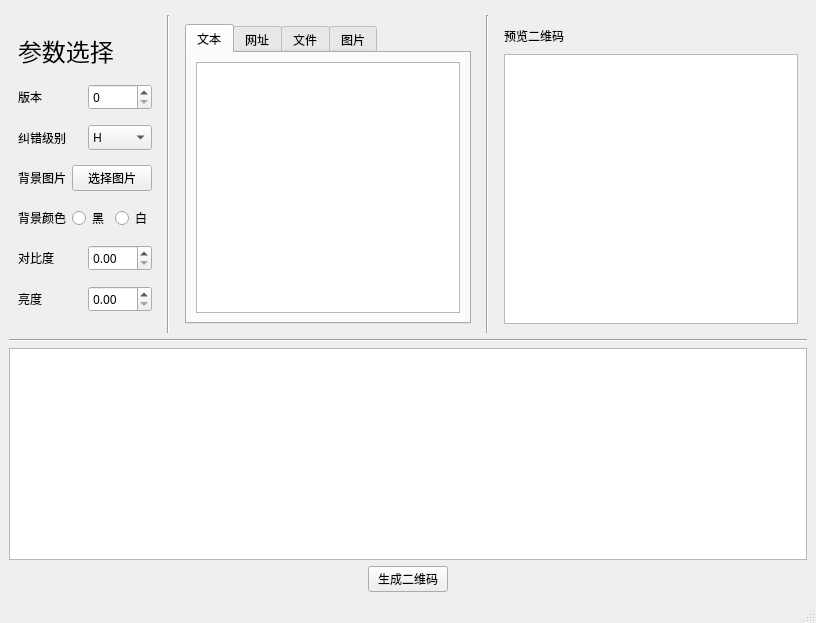
First picture: the form in main_window.ui, repository yoeelingBin/FantasticQR, before the edit.
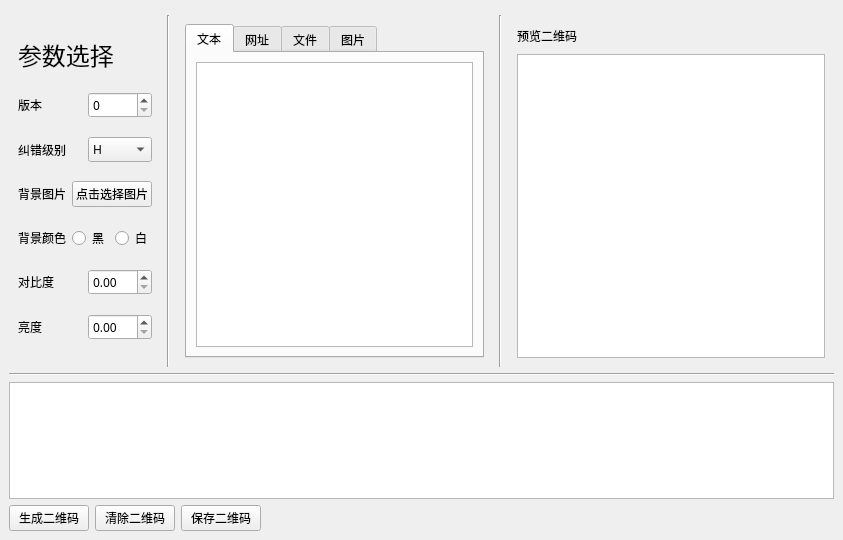
Second picture: the form after the edit.

The edit to the form file:
```diff
--- a/main_window.ui
+++ b/main_window.ui
@@ -6,15 +6,15 @@
    <rect>
     <x>0</x>
     <y>0</y>
-    <width>816</width>
-    <height>623</height>
+    <width>843</width>
+    <height>540</height>
    </rect>
   </property>
   <property name="windowTitle">
    <string>Fantastic QR</string>
   </property>
   <widget class="QWidget" name="centralwidget">
-   <layout class="QVBoxLayout" name="verticalLayout_3" stretch="0,3,0,2,0">
+   <layout class="QVBoxLayout" name="verticalLayout_3" stretch="0,3,0,1,0">
     <item>
      <widget class="Line" name="line">
       <property name="orientation">
@@ -140,7 +140,7 @@
                 </font>
                </property>
                <property name="text">
-                <string>选择图片</string>
+                <string>点击选择图片</string>
                </property>
               </widget>
              </item>
@@ -405,11 +405,47 @@
         </property>
        </widget>
       </item>
+      <item>
+       <widget class="QPushButton" name="clearqr_button">
+        <property name="font">
+         <font>
+          <family>苹方 中等</family>
+         </font>
+        </property>
+        <property name="text">
+         <string>清除二维码</string>
+        </property>
+       </widget>
+      </item>
+      <item>
+       <widget class="QPushButton" name="saveqr_button">
+        <property name="font">
+         <font>
+          <family>苹方 中等</family>
+         </font>
+        </property>
+        <property name="text">
+         <string>保存二维码</string>
+        </property>
+       </widget>
+      </item>
+      <item>
+       <spacer name="horizontalSpacer">
+        <property name="orientation">
+         <enum>Qt::Horizontal</enum>
+        </property>
+        <property name="sizeHint" stdset="0">
+         <size>
+          <width>10</width>
+          <height>20</height>
+         </size>
+        </property>
+       </spacer>
+      </item>
      </layout>
     </item>
    </layout>
   </widget>
-  <widget class="QStatusBar" name="statusbar"/>
  </widget>
  <resources/>
  <connections/>
```
Left out of the diff: 2 changed lines with no effect on the pictures.
